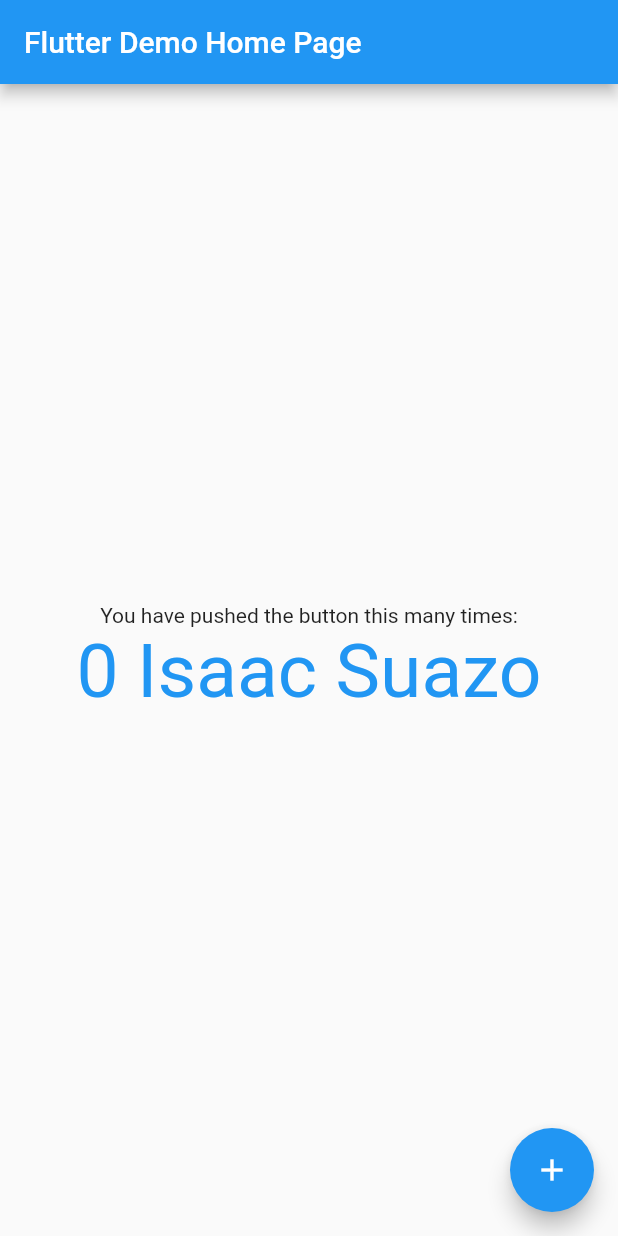
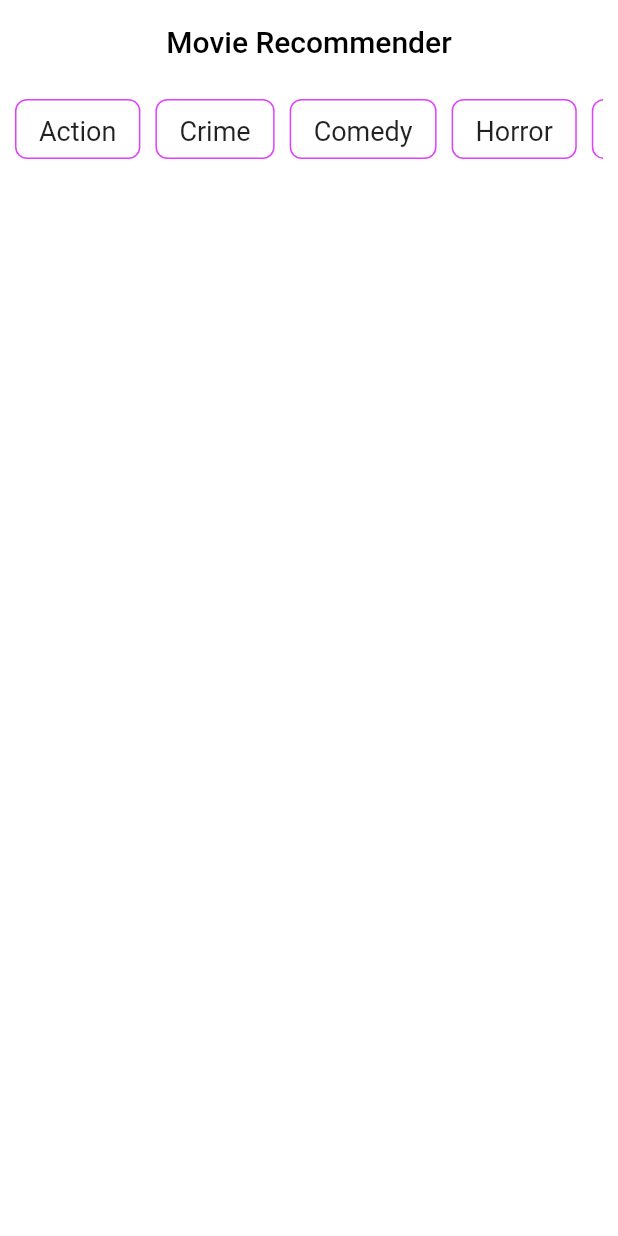
Before and after one commit to isaacsuazo7/movie-recommeder, a Flutter app: the screen it shows after launch, on a phone screen of 412 x 824 dp. Run offline on Flutter 3.47's test engine with Material 2 defaults, Android fonts, the light colour scheme and no system bars.

Commit message:
Empece a construir Home

```diff
--- a/lib/main.dart
+++ b/lib/main.dart
@@ -1,113 +1,19 @@
 import 'package:flutter/material.dart';
+import 'package:movie_recommender/src/home/ui/screens/home.dart';
 
 void main() {
   runApp(MyApp());
 }
 
 class MyApp extends StatelessWidget {
-  // This widget is the root of your application.
   @override
   Widget build(BuildContext context) {
     return MaterialApp(
-      title: 'Flutter Demo',
-      theme: ThemeData(
-        // This is the theme of your application.
-        //
-        // Try running your application with "flutter run". You'll see the
-        // application has a blue toolbar. Then, without quitting the app, try
-        // changing the primarySwatch below to Colors.green and then invoke
-        // "hot reload" (press "r" in the console where you ran "flutter run",
-        // or simply save your changes to "hot reload" in a Flutter IDE).
-        // Notice that the counter didn't reset back to zero; the application
-        // is not restarted.
-        primarySwatch: Colors.blue,
-      ),
-      home: MyHomePage(title: 'Flutter Demo Home Page'),
-    );
+        title: 'Movie Recommender',
+        debugShowCheckedModeBanner: false,
+        theme: ThemeData(
+          primarySwatch: Colors.blue,
+        ),
+        home: Home());
   }
 }
-
-class MyHomePage extends StatefulWidget {
-  MyHomePage({Key key, this.title}) : super(key: key);
-
-  // This widget is the home page of your application. It is stateful, meaning
-  // that it has a State object (defined below) that contains fields that affect
-  // how it looks.
-
-  // This class is the configuration for the state. It holds the values (in this
-  // case the title) provided by the parent (in this case the App widget) and
-  // used by the build method of the State. Fields in a Widget subclass are
-  // always marked "final".
-
-  final String title;
-
-  @override
-  _MyHomePageState createState() => _MyHomePageState();
-}
-
-class _MyHomePageState extends State<MyHomePage> {
-  int _counter = 0;
-
-  void _incrementCounter() {
-    setState(() {
-      // This call to setState tells the Flutter framework that something has
-      // changed in this State, which causes it to rerun the build method below
-      // so that the display can reflect the updated values. If we changed
-      // _counter without calling setState(), then the build method would not be
-      // called again, and so nothing would appear to happen.
-      _counter++;
-    });
-  }
-
-  @override
-  Widget build(BuildContext context) {
-    // This method is rerun every time setState is called, for instance as done
-    // by the _incrementCounter method above.
-    //
-    // The Flutter framework has been optimized to make rerunning build methods
-    // fast, so that you can just rebuild anything that needs updating rather
-    // than having to individually change instances of widgets.
-    return Scaffold(
-      appBar: AppBar(
-        // Here we take the value from the MyHomePage object that was created by
-        // the App.build method, and use it to set our appbar title.
-        title: Text(widget.title),
-      ),
-      body: Center(
-        // Center is a layout widget. It takes a single child and positions it
-        // in the middle of the parent.
-        child: Column(
-          // Column is also a layout widget. It takes a list of children and
-          // arranges them vertically. By default, it sizes itself to fit its
-          // children horizontally, and tries to be as tall as its parent.
-          //
-          // Invoke "debug painting" (press "p" in the console, choose the
-          // "Toggle Debug Paint" action from the Flutter Inspector in Android
-          // Studio, or the "Toggle Debug Paint" command in Visual Studio Code)
-          // to see the wireframe for each widget.
-          //
-          // Column has various properties to control how it sizes itself and
-          // how it positions its children. Here we use mainAxisAlignment to
-          // center the children vertically; the main axis here is the vertical
-          // axis because Columns are vertical (the cross axis would be
-          // horizontal).
-          mainAxisAlignment: MainAxisAlignment.center,
-          children: <Widget>[
-            Text(
-              'You have pushed the button this many times:',
-            ),
-            Text(
-              '$_counter Isaac Suazo',
-              style: TextStyle(color: Colors.blue, fontSize: 50),
-            ),
-          ],
-        ),
-      ),
-      floatingActionButton: FloatingActionButton(
-        onPressed: _incrementCounter,
-        tooltip: 'Increment',
-        child: Icon(Icons.add),
-      ), // This trailing comma makes auto-formatting nicer for build methods.
-    );
-  }
-}
--- /dev/null
+++ b/lib/src/home/models/movie.dart
@@ -0,0 +1,135 @@
+// Our movie model
+class Movie {
+  final int id, year, numOfRatings, criticsReview, metascoreRating;
+  final double rating;
+  final List<String> genra;
+  final String plot, title, poster, backdrop;
+  final List<Map> cast;
+
+  Movie({
+    this.poster,
+    this.backdrop,
+    this.title,
+    this.id,
+    this.year,
+    this.numOfRatings,
+    this.criticsReview,
+    this.metascoreRating,
+    this.rating,
+    this.genra,
+    this.plot,
+    this.cast,
+  });
+}
+
+// our demo data movie data
+List<Movie> movies = [
+  Movie(
+    id: 1,
+    title: "Bloodshot",
+    year: 2020,
+    poster: "assets/images/poster_1.jpg",
+    backdrop: "assets/images/backdrop_1.jpg",
+    numOfRatings: 150212,
+    rating: 7.3,
+    criticsReview: 50,
+    metascoreRating: 76,
+    genra: ["Action", "Drama"],
+    plot: plotText,
+    cast: [
+      {
+        "orginalName": "James Mangold",
+        "movieName": "Director",
+        "image": "assets/images/actor_1.png",
+      },
+      {
+        "orginalName": "Matt Damon",
+        "movieName": "Carroll",
+        "image": "assets/images/actor_2.png",
+      },
+      {
+        "orginalName": "Christian Bale",
+        "movieName": "Ken Miles",
+        "image": "assets/images/actor_3.png",
+      },
+      {
+        "orginalName": "Caitriona Balfe",
+        "movieName": "Mollie",
+        "image": "assets/images/actor_4.png",
+      },
+    ],
+  ),
+  Movie(
+    id: 2,
+    title: "Ford v Ferrari ",
+    year: 2019,
+    poster: "assets/images/poster_2.jpg",
+    backdrop: "assets/images/backdrop_2.jpg",
+    numOfRatings: 150212,
+    rating: 8.2,
+    criticsReview: 50,
+    metascoreRating: 76,
+    genra: ["Action", "Biography", "Drama"],
+    plot: plotText,
+    cast: [
+      {
+        "orginalName": "James Mangold",
+        "movieName": "Director",
+        "image": "assets/images/actor_1.png",
+      },
+      {
+        "orginalName": "Matt Damon",
+        "movieName": "Carroll",
+        "image": "assets/images/actor_2.png",
+      },
+      {
+        "orginalName": "Christian Bale",
+        "movieName": "Ken Miles",
+        "image": "assets/images/actor_3.png",
+      },
+      {
+        "orginalName": "Caitriona Balfe",
+        "movieName": "Mollie",
+        "image": "assets/images/actor_4.png",
+      },
+    ],
+  ),
+  Movie(
+    id: 1,
+    title: "Onward",
+    year: 2020,
+    poster: "assets/images/poster_3.jpg",
+    backdrop: "assets/images/backdrop_3.jpg",
+    numOfRatings: 150212,
+    rating: 7.6,
+    criticsReview: 50,
+    metascoreRating: 79,
+    genra: ["Action", "Drama"],
+    plot: plotText,
+    cast: [
+      {
+        "orginalName": "James Mangold",
+        "movieName": "Director",
+        "image": "assets/images/actor_1.png",
+      },
+      {
+        "orginalName": "Matt Damon",
+        "movieName": "Carroll",
+        "image": "assets/images/actor_2.png",
+      },
+      {
+        "orginalName": "Christian Bale",
+        "movieName": "Ken Miles",
+        "image": "assets/images/actor_3.png",
+      },
+      {
+        "orginalName": "Caitriona Balfe",
+        "movieName": "Mollie",
+        "image": "assets/images/actor_4.png",
+      },
+    ],
+  ),
+];
+
+String plotText =
+    "American car designer Carroll Shelby and driver Kn Miles battle corporate interference and the laws of physics to build a revolutionary race car for Ford in order.";
--- /dev/null
+++ b/lib/src/home/ui/screens/home.dart
@@ -0,0 +1,33 @@
+import 'package:flutter/material.dart';
+import 'package:movie_recommender/src/home/ui/widgets/genre.dart';
+import 'package:movie_recommender/src/home/ui/widgets/genre_card.dart';
+
+class Home extends StatefulWidget {
+  Home({Key key}) : super(key: key);
+
+  @override
+  _HomeState createState() => _HomeState();
+}
+
+class _HomeState extends State<Home> {
+  @override
+  Widget build(BuildContext context) {
+    return Scaffold(
+      backgroundColor: Colors.white,
+      appBar: AppBar(
+        backgroundColor: Colors.white,
+        elevation: 0,
+        centerTitle: true,
+        title: Text(
+          'Movie Recommender',
+          style: TextStyle(color: Colors.black),
+        ),
+      ),
+      body: Column(
+        children: [
+          Genres(),
+        ],
+      ),
+    );
+  }
+}
--- /dev/null
+++ b/lib/src/home/ui/widgets/genre.dart
@@ -0,0 +1,21 @@
+import 'package:flutter/material.dart';
+import 'package:movie_recommender/src/home/ui/widgets/genre_card.dart';
+
+class Genres extends StatelessWidget {
+  @override
+  Widget build(BuildContext context) {
+    List<String> genres = ["Action", "Crime", "Comedy", "Horror", "Animation"];
+
+    return Container(
+      margin: EdgeInsets.only(left: 10, bottom: 10, right: 10, top: 10),
+      height: 40,
+      child: ListView.builder(
+        scrollDirection: Axis.horizontal,
+        itemCount: genres.length,
+        itemBuilder: (context, i) => GenreCard(
+          genre: genres[i],
+        ),
+      ),
+    );
+  }
+}
--- /dev/null
+++ b/lib/src/home/ui/widgets/genre_card.dart
@@ -0,0 +1,21 @@
+import 'package:flutter/material.dart';
+
+class GenreCard extends StatelessWidget {
+  final String genre;
+
+  const GenreCard({Key key, this.genre}) : super(key: key);
+  @override
+  Widget build(BuildContext context) {
+    return Container(
+      margin: EdgeInsets.only(right: 10),
+      padding: EdgeInsets.only(left: 15, right: 15, top: 10),
+      decoration: BoxDecoration(
+          border: Border.all(color: Colors.purpleAccent),
+          borderRadius: BorderRadius.circular(8)),
+      child: Text(
+        genre,
+        style: TextStyle(fontSize: 18),
+      ),
+    );
+  }
+}
```
Also changed, not shown: pubspec.yaml (+6 -7 lines), assets/icons/menu.svg (added), assets/icons/search.svg (added), assets/icons/star.svg (added), assets/icons/star_fill.svg (added), assets/images/actor_1.png (added), assets/images/actor_2.png (added), assets/images/actor_3.png (added), assets/images/actor_4.png (added), assets/images/backdrop_1.jpg (added), assets/images/backdrop_2.jpg (added), assets/images/backdrop_3.jpg (added), assets/images/poster_1.jpg (added), assets/images/poster_2.jpg (added), 2 more files.
